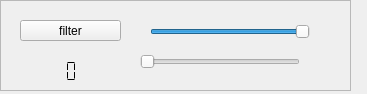
Old version of the form decoders/am-decoder/am-decoder.ui in the repository JvanKatwijk/swradio-8.
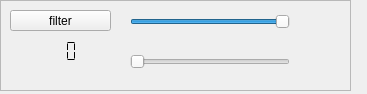
New version of the form.

Patch:
```diff
--- a/decoders/am-decoder/am-decoder.ui
+++ b/decoders/am-decoder/am-decoder.ui
@@ -31,8 +31,8 @@
    <widget class="QPushButton" name="adaptiveFilterButton">
     <property name="geometry">
      <rect>
-      <x>20</x>
-      <y>20</y>
+      <x>10</x>
+      <y>10</y>
       <width>101</width>
       <height>21</height>
      </rect>
@@ -61,7 +61,7 @@
     <property name="geometry">
      <rect>
       <x>20</x>
-      <y>60</y>
+      <y>40</y>
       <width>64</width>
       <height>23</height>
      </rect>
@@ -79,8 +79,8 @@
    <widget class="QSlider" name="lowpassFilterslider">
     <property name="geometry">
      <rect>
-      <x>150</x>
-      <y>20</y>
+      <x>130</x>
+      <y>10</y>
       <width>160</width>
       <height>24</height>
      </rect>
@@ -98,7 +98,7 @@
    <widget class="QSlider" name="adaptiveFilterSlider">
     <property name="geometry">
      <rect>
-      <x>140</x>
+      <x>130</x>
       <y>50</y>
       <width>160</width>
       <height>24</height>
```
